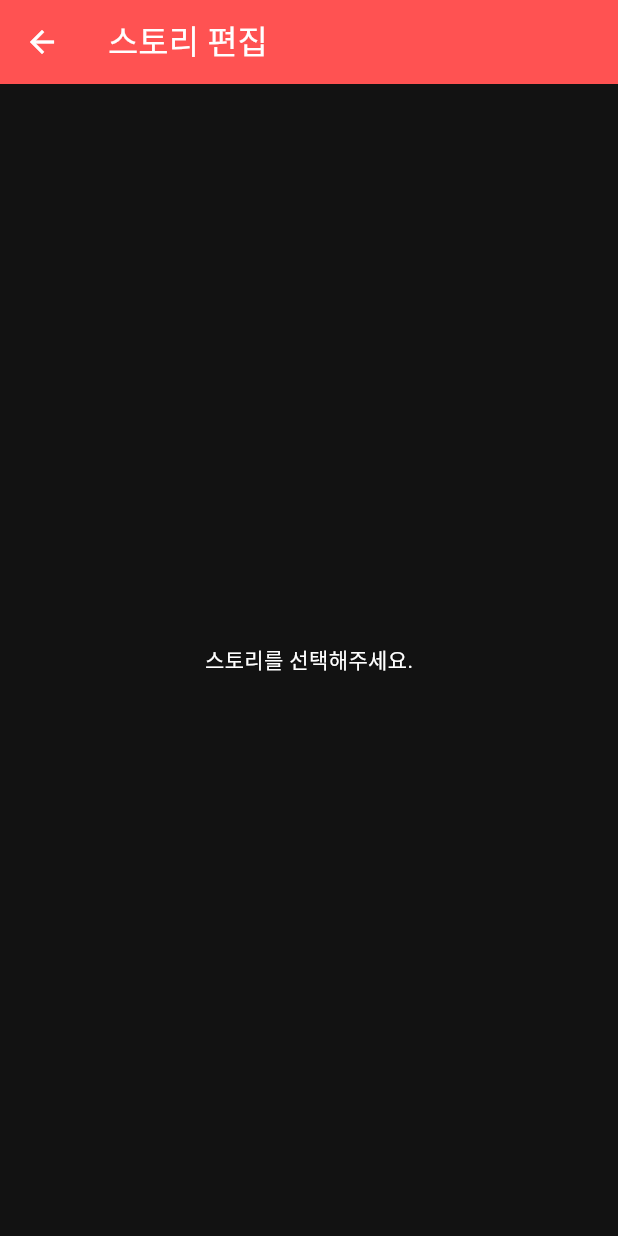
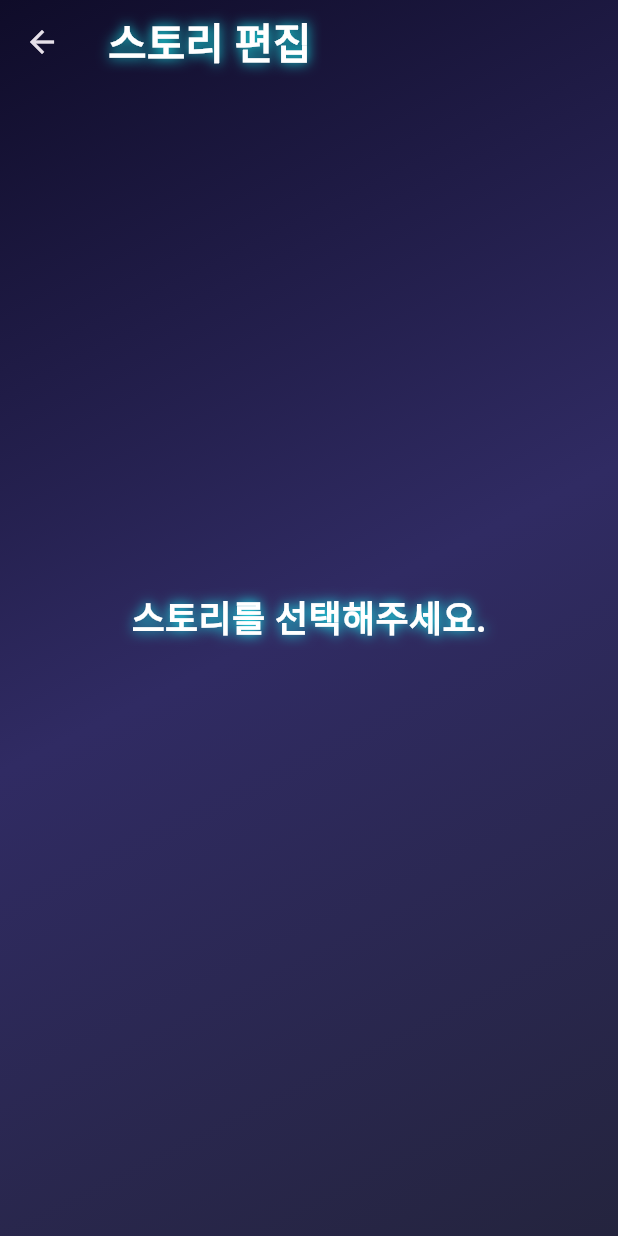
Before and after one commit to HongWonjong/faust_calculator, a Flutter app: the StoryEditScreen screen opened directly, on a phone screen of 412 x 824 dp. Run offline on Flutter 3.47's test engine with Material 3 defaults, Android fonts, the phone set to English and light mode, and no system bars; our stand-ins replace cloud_firestore, firebase_auth, firebase_core, firebase_storage, flutter_riverpod, google_sign_in; accounts and stored records are empty; generated files the repository leaves out were written again; Roboto replaces fonts that are missing (RobotoCondensed).

```diff
--- a/lib/screens/story_edit_screen.dart
+++ b/lib/screens/story_edit_screen.dart
@@ -1,10 +1,14 @@
 import 'package:flutter/material.dart';
 import 'package:flutter_riverpod/flutter_riverpod.dart';
-import '../services/auth_service.dart'; // 추가
+import '../services/auth_service.dart';
 import '../viewmodel/story_view_model.dart';
+import '../theme/app_theme.dart';
+import '../widgets/neon_glow_button.dart';
+import '../widgets/loading_error_widget.dart';
 import '../widgets/background_form.dart';
 import '../widgets/group_form.dart';
 import '../widgets/individual_form.dart';
+import '../widgets/side_bar_menu.dart';
 import '../widgets/visualization.dart';
 
 class StoryEditScreen extends ConsumerStatefulWidget {
@@ -16,71 +20,74 @@ class StoryEditScreen extends ConsumerStatefulWidget {
 
 class _StoryEditScreenState extends ConsumerState<StoryEditScreen> {
   String selectedMenu = 'background';
+  final List<String> menuItems = [
+    '스토리 개요',
+    '태그',
+    '배경',
+    '그룹',
+    '개인',
+  ];
 
   @override
   Widget build(BuildContext context) {
-    // 현재 로그인한 사용자 정보 가져오기
     final user = ref.watch(authServiceProvider);
     if (user == null) {
       return Scaffold(
-        body: Center(child: Text('로그인이 필요합니다.')),
+        body: Center(
+          child: Text(
+            '로그인이 필요합니다.',
+            style: AppTheme.headline.copyWith(fontSize: 24),
+          ),
+        ),
       );
     }
 
     final userId = user.uid;
     final story = ref.watch(storyViewModelProvider);
 
-    // story가 null일 경우 처리
     if (story == null) {
       return Scaffold(
         appBar: AppBar(
           title: const Text('스토리 편집'),
-          backgroundColor: Colors.redAccent,
+          backgroundColor: Colors.transparent,
+          elevation: 0,
+          titleTextStyle: AppTheme.headline.copyWith(fontSize: 28),
         ),
-        body: Center(child: Text('스토리를 선택해주세요.')),
+        extendBodyBehindAppBar: true,
+        body: Container(
+          decoration: const BoxDecoration(gradient: AppTheme.backgroundGradient),
+          child: Center(
+            child: Text(
+              '스토리를 선택해주세요.',
+              style: AppTheme.headline.copyWith(fontSize: 24),
+            ),
+          ),
+        ),
       );
     }
 
     final partsAsync = ref.watch(partsProvider({
-      'userId': userId, // 현재 사용자 UID 사용
+      'userId': userId,
       'storyId': story.id,
     }));
 
     return Scaffold(
       appBar: AppBar(
         title: Text(story.title),
-        backgroundColor: Colors.redAccent,
+        backgroundColor: Colors.transparent,
+        elevation: 0,
+        titleTextStyle: AppTheme.headline.copyWith(fontSize: 28),
       ),
-      body: Row(
+      extendBodyBehindAppBar: true,
+      body: Container(
+        decoration: const BoxDecoration(gradient: AppTheme.backgroundGradient),
+        child: Row(
           children: [
             // Left Sidebar
-          Container(
-            width: 200,
-            color: Colors.grey[900],
-            child: ListView(
-              children: [
-                ListTile(
-                  title: const Text('스토리 개요'),
-                  onTap: () => setState(() => selectedMenu = 'overview'),
-                ),
-                ListTile(
-                  title: const Text('태그'),
-                  onTap: () => setState(() => selectedMenu = 'tags'),
-                ),
-                ListTile(
-                  title: const Text('배경'),
-                  onTap: () => setState(() => selectedMenu = 'background'),
-                ),
-                ListTile(
-                  title: const Text('그룹'),
-                  onTap: () => setState(() => selectedMenu = 'groups'),
-                ),
-                ListTile(
-                  title: const Text('개인'),
-                  onTap: () => setState(() => selectedMenu = 'individuals'),
-                ),
-              ],
-            ),
+            SidebarMenu(
+              items: menuItems,
+              selectedItem: selectedMenu,
+              onItemSelected: (item) => setState(() => selectedMenu = item),
             ),
             // Central Panel
             Expanded(
@@ -89,23 +96,34 @@ class _StoryEditScreenState extends ConsumerState<StoryEditScreen> {
                 length: 2,
                 child: Column(
                   children: [
-                  const TabBar(
-                    tabs: [
+                    Container(
+                      margin: const EdgeInsets.only(top: 60),
+                      child: TabBar(
+                        tabs: const [
                           Tab(text: '편집'),
                           Tab(text: '생성'),
                         ],
-                    labelColor: Colors.redAccent,
+                        labelColor: AppTheme.secondaryColor,
+                        unselectedLabelColor: AppTheme.textSecondaryColor,
+                        indicatorColor: AppTheme.secondaryColor,
+                        labelStyle: AppTheme.bodyText.copyWith(fontSize: 16),
+                      ),
                     ),
                     Expanded(
                       child: TabBarView(
                         children: [
                           // Editing Tab
                           Padding(
-                          padding: const EdgeInsets.all(16),
+                            padding: AppTheme.pagePadding,
                             child: _buildForm(),
                           ),
                           // Generation Tab
-                        const Center(child: Text('AI 스토리 생성 (미구현)')),
+                          Center(
+                            child: Text(
+                              'AI 스토리 생성 (미구현)',
+                              style: AppTheme.subtitle.copyWith(fontSize: 18),
+                            ),
+                          ),
                         ],
                       ),
                     ),
@@ -116,16 +134,16 @@ class _StoryEditScreenState extends ConsumerState<StoryEditScreen> {
             // Right Panel
             Container(
               width: 300,
-            color: Colors.grey[900],
+              color: AppTheme.backgroundDark,
               child: Column(
                 children: [
                   Padding(
-                  padding: const EdgeInsets.all(8),
-                  child: ElevatedButton(
+                    padding: const EdgeInsets.all(16),
+                    child: NeonGlowButton(
+                      text: '새 파트',
                       onPressed: () => ref
                           .read(storyViewModelProvider.notifier)
-                        .createPart(userId, story.id), // 현재 사용자 UID 사용
-                    child: const Text('새 파트'),
+                          .createPart(userId, story.id),
                     ),
                   ),
                   Expanded(
@@ -135,14 +153,26 @@ class _StoryEditScreenState extends ConsumerState<StoryEditScreen> {
                         itemBuilder: (context, index) {
                           final part = parts[index];
                           return ListTile(
-                          title: Text('파트 ${index + 1}'),
-                          subtitle:
-                          Text(part.story.isEmpty ? '내용 없음' : part.story),
+                            title: Text(
+                              '파트 ${index + 1}',
+                              style: AppTheme.bodyText,
+                            ),
+                            subtitle: Text(
+                              part.story.isEmpty ? '내용 없음' : part.story,
+                              style: AppTheme.subtitle,
+                              maxLines: 2,
+                              overflow: TextOverflow.ellipsis,
+                            ),
                           );
                         },
                       ),
                       loading: () => const Center(child: CircularProgressIndicator()),
-                    error: (err, _) => Center(child: Text('Error: $err')),
+                      error: (err, _) => Center(
+                        child: Text(
+                          'Error: $err',
+                          style: AppTheme.subtitle.copyWith(color: Colors.redAccent),
+                        ),
+                      ),
                     ),
                   ),
                    CustomPaint(
@@ -158,31 +188,40 @@ class _StoryEditScreenState extends ConsumerState<StoryEditScreen> {
             ),
           ],
         ),
+      ),
     );
   }
 
   Widget _buildForm() {
     switch (selectedMenu) {
-      case 'overview':
+      case '스토리 개요':
         return const TextField(
           maxLines: null,
+          style: AppTheme.bodyText,
           decoration: InputDecoration(
             hintText: '스토리 개요 입력',
+            hintStyle: AppTheme.subtitle,
             border: OutlineInputBorder(),
+            filled: true,
+            fillColor: Colors.white10,
           ),
         );
-      case 'tags':
+      case '태그':
         return const TextField(
+          style: AppTheme.bodyText,
           decoration: InputDecoration(
             hintText: '태그 입력 (쉼표로 구분)',
+            hintStyle: AppTheme.subtitle,
             border: OutlineInputBorder(),
+            filled: true,
+            fillColor: Colors.white10,
           ),
         );
-      case 'background':
+      case '배경':
         return BackgroundForm();
-      case 'groups':
+      case '그룹':
         return GroupForm();
-      case 'individuals':
+      case '개인':
         return IndividualForm();
       default:
         return Container();
--- a/lib/services/collaboration_service.dart
+++ b/lib/services/collaboration_service.dart
@@ -6,7 +6,7 @@ class CollaborationService {
   Future<void> addCollaborator(
       String userId, String storyId, String collaboratorId) async {
     await _firestore
-        .collection('Users')
+        .collection('users')
         .doc(userId)
         .collection('Stories')
         .doc(storyId)
@@ -17,7 +17,7 @@ class CollaborationService {
 
   Stream<List<String>> getCollaborators(String userId, String storyId) {
     return _firestore
-        .collection('Users')
+        .collection('users')
         .doc(userId)
         .collection('Stories')
         .doc(storyId)
--- a/lib/theme/app_theme.dart
+++ b/lib/theme/app_theme.dart
@@ -1,28 +1,98 @@
 import 'package:flutter/material.dart';
-import 'style.dart';
 
 class AppTheme {
+  static const Color primaryColor = Colors.redAccent;
+  static const Color secondaryColor = Colors.cyanAccent;
+  static const Color backgroundDark = Color(0xFF1A1A2E);
+  static const Color neonGlow = Colors.cyanAccent;
+  static const Color textColor = Colors.white;
+  static const Color textSecondaryColor = Colors.white70;
+
+  static const LinearGradient backgroundGradient = LinearGradient(
+    colors: [Color(0xFF0F0C29), Color(0xFF302B63), Color(0xFF24243E)],
+    begin: Alignment.topLeft,
+    end: Alignment.bottomRight,
+  );
+
+  static const BoxShadow neonGlowShadow = BoxShadow(
+    color: neonGlow,
+    blurRadius: 10,
+    spreadRadius: 2,
+  );
+
+  static const TextStyle headline = TextStyle(
+    color: textColor,
+    fontWeight: FontWeight.bold,
+    fontSize: 32,
+    shadows: [neonGlowShadow],
+  );
+
+  static const TextStyle subtitle = TextStyle(
+    color: textSecondaryColor,
+    fontSize: 16,
+  );
+
+  static const TextStyle bodyText = TextStyle(
+    color: textColor,
+    fontSize: 16,
+  );
+
+  static const EdgeInsets pagePadding = EdgeInsets.all(16);
+  static const EdgeInsets cardPadding = EdgeInsets.all(16);
+
+  // 다크 테마 정의
   static ThemeData get darkTheme {
     return ThemeData(
       brightness: Brightness.dark,
-      colorScheme: ColorScheme.dark(
-        primary: AppStyles.primaryColor,
-        surface: AppStyles.backgroundDark,
+      primaryColor: primaryColor,
+      scaffoldBackgroundColor: Colors.transparent, // 그라디언트 배경을 위해 투명 설정
+      appBarTheme: const AppBarTheme(
+        backgroundColor: Colors.transparent,
+        elevation: 0,
+        titleTextStyle: TextStyle(
+          color: textColor,
+          fontSize: 28,
+          fontWeight: FontWeight.bold,
+        ),
       ),
-      fontFamily: AppStyles.fontFamily,
-      cardTheme: CardTheme(
-        color: AppStyles.backgroundDark,
-        elevation: 4,
-        shape: RoundedRectangleBorder(borderRadius: BorderRadius.circular(16)),
+      textTheme: const TextTheme(
+        displayLarge: headline,
+        titleMedium: subtitle,
+        bodyMedium: bodyText,
       ),
       elevatedButtonTheme: ElevatedButtonThemeData(
-        style: AppStyles.googleButtonStyle,
+        style: ElevatedButton.styleFrom(
+          backgroundColor: primaryColor,
+          foregroundColor: textColor,
+          padding: const EdgeInsets.symmetric(horizontal: 24, vertical: 12),
+          shape: RoundedRectangleBorder(
+            borderRadius: BorderRadius.circular(12),
+          ),
+        ),
       ),
-      scaffoldBackgroundColor: AppStyles.backgroundDark,
-      textTheme: TextTheme(
-        headlineMedium: AppStyles.headline, // headline6 → headlineMedium
-        titleMedium: AppStyles.subtitle,   // subtitle1 → titleMedium
-        labelLarge: AppStyles.buttonText,  // button → labelLarge
+      cardTheme: CardTheme(
+        color: backgroundDark.withOpacity(0.9),
+        shape: RoundedRectangleBorder(
+          borderRadius: BorderRadius.circular(16),
+          side: BorderSide(
+            color: neonGlow.withOpacity(0.3),
+            width: 1,
+          ),
+        ),
+        elevation: 0,
+      ),
+      inputDecorationTheme: const InputDecorationTheme(
+        border: OutlineInputBorder(),
+        filled: true,
+        fillColor: Colors.white10,
+        hintStyle: subtitle,
+        labelStyle: bodyText,
+      ),
+      tabBarTheme: TabBarTheme(
+        labelColor: secondaryColor,
+        unselectedLabelColor: textSecondaryColor,
+        indicatorColor: secondaryColor,
+        labelStyle: bodyText.copyWith(fontSize: 16),
       ),
     );
   }
```
Also changed, not shown: lib/main.dart (+15 -6 lines), lib/screens/export_screen.dart (+28 -11 lines), lib/screens/main_dashboard.dart (+75 -30 lines), lib/widgets/action_card.dart (added, +59 -0 lines), lib/widgets/custom_card.dart (added, +51 -0 lines), lib/widgets/error_message.dart (added, +22 -0 lines), lib/widgets/loading_error_widget.dart (added, +31 -0 lines), lib/widgets/neon_glow_button.dart (added, +47 -0 lines), lib/widgets/side_bar_menu.dart (added, +42 -0 lines), 1 other file. Lines whose indentation alone changed are shown as unchanged.
